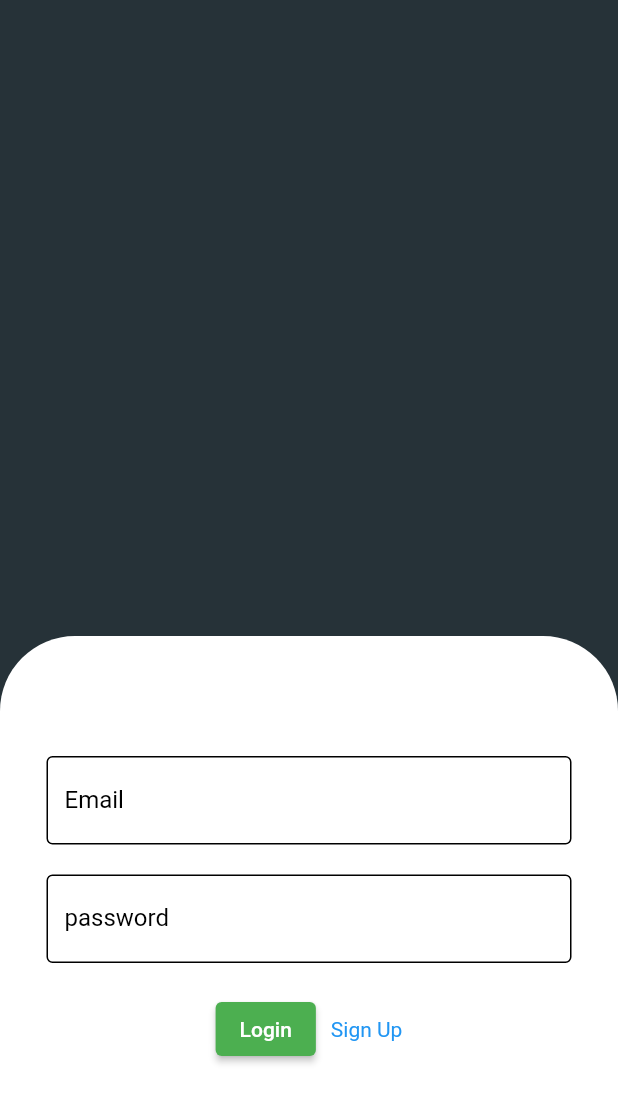
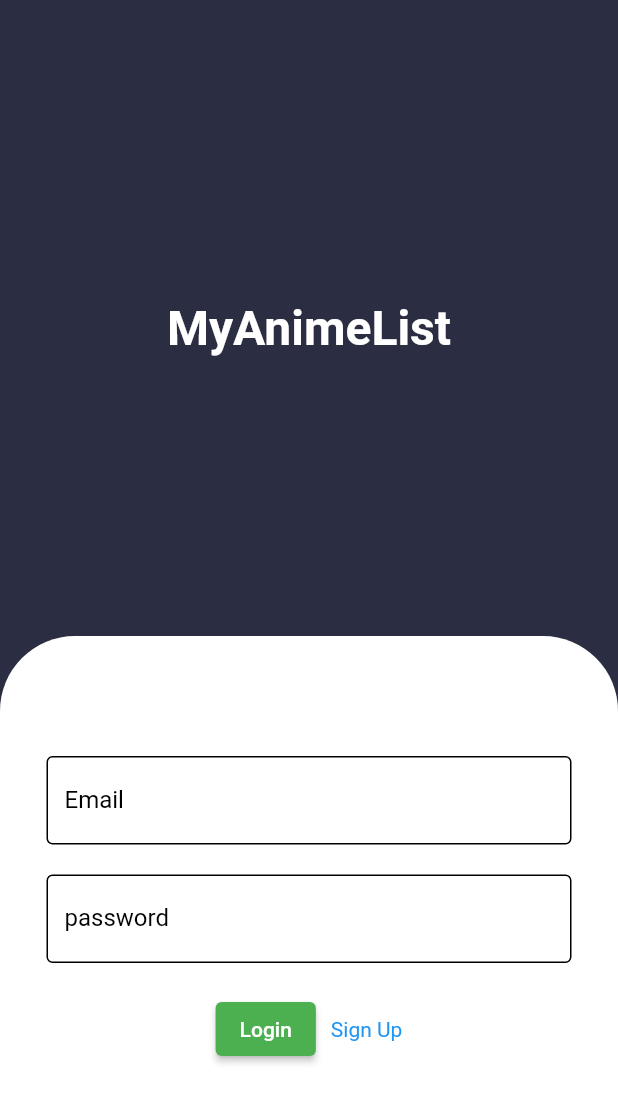
Before and after one commit to panachats/FinalProject-MyAnimeListApp-ITD62-322, a Flutter app: the screen it shows after launch, on a phone screen of 412 x 824 dp. Shown: the top 1103 px of the screen. Run offline on Flutter 3.47's test engine with Material 2 defaults, Android fonts, the phone set to English and light mode, and no system bars; drawn by our look-alikes of animated_text_kit.

Commit message:
animatio login

```diff
--- a/lib/Screen/login.dart
+++ b/lib/Screen/login.dart
@@ -1,4 +1,5 @@
 import 'package:flutter/material.dart';
+import 'package:animated_text_kit/animated_text_kit.dart';
 
 class Login extends StatefulWidget {
   static const routeName = "/login";
@@ -13,17 +14,28 @@ class _LoginState extends State<Login> {
   @override
   Widget build(BuildContext context) {
     return Scaffold(
-      backgroundColor:
-          Colors.blueGrey[900], // สีพื้นหลังเหมือนกับ ChatGPT Mobile
+      backgroundColor: Color(0xFF2b2d42), // สีพื้นหลังเหมือนกับ ChatGPT Mobile
       body: Column(
         children: [
+          SizedBox(
+            width: 100.0,
+            height: 200.0,
+          ),
           Expanded(
-            child: SizedBox(
-                width: 100.0, // กำหนดความกว้าง
-                height: 50.0, // กำหนดความสูง
-                child: Container() // วิดเจ็ตภายใน SizedBox
+              child: AnimatedTextKit(
+                  animatedTexts: [
+                TypewriterAnimatedText(
+                  'MyAnimeList',
+                  textStyle: const TextStyle(
+                      fontSize: 32.0,
+                      fontWeight: FontWeight.bold,
+                      color: Colors.white),
+                  speed: const Duration(milliseconds: 100),
                 ),
-          ),
+              ],
+                  pause: const Duration(milliseconds: 100),
+                  displayFullTextOnTap: true,
+                  repeatForever: true)),
           Container(
             // color: Colors.white, // สีพื้นหลังส่วนล่างสุด
             height: 400,
--- a/pubspec.yaml
+++ b/pubspec.yaml
@@ -7,6 +7,7 @@ environment:
   sdk: '>=3.0.5 <4.0.0'
 
 dependencies:
+  animated_text_kit: ^4.2.2
   flutter:
     sdk: flutter
   flutter_profile_picture: ^2.0.0
```
Also changed, not shown: pubspec.lock.
